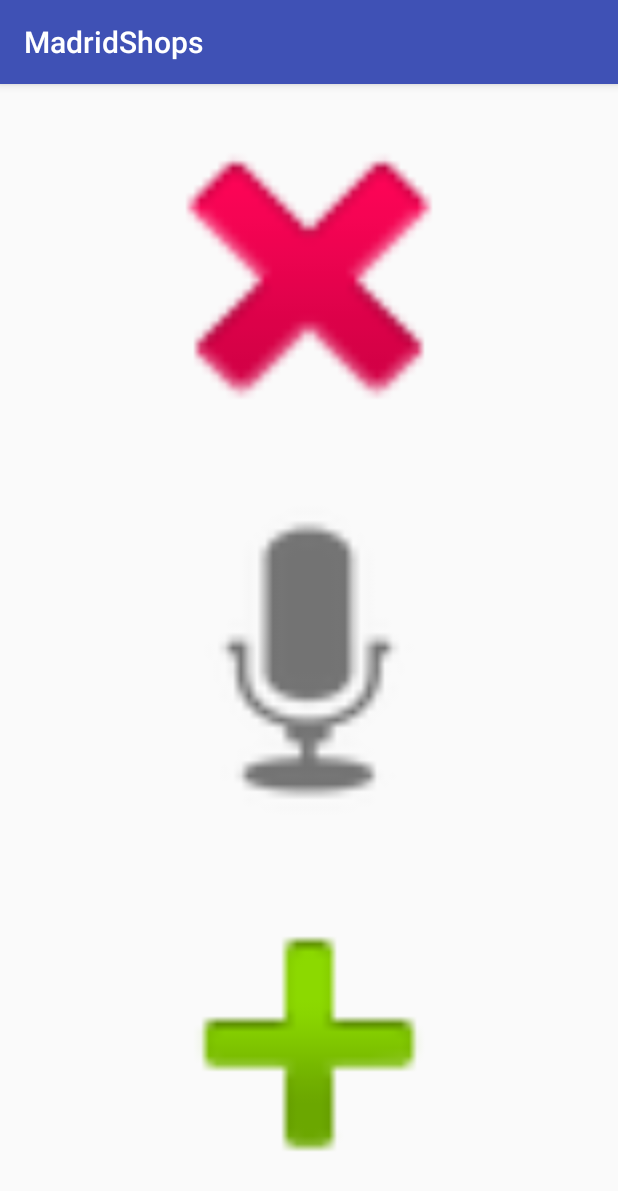
After one commit to TheHandyOwl/AdvancedAndroid, an Android app: the PicassoActivity screen opened directly, with no data from a screen before it, on a phone screen of 412 x 824 dp. The commit adds this screen. Shown: the top 1191 px of the screen. Run offline under Robolectric (Android 15) with nearby library versions, the phone set to English and light mode, and no system bars; our stand-ins replace Picasso; network calls fail; pictures from the network do not load; 1 statement that could not run was skipped.

Commit message:
Picasso: downloading images from internet or cache

```diff
--- a/app/build.gradle
+++ b/app/build.gradle
@@ -46,4 +46,7 @@ dependencies {
 
     // Google Maps
     implementation 'com.google.android.gms:play-services-maps:11.8.0'
+
+    // Picasso
+    implementation 'com.squareup.picasso:picasso:2.5.2'
 }
--- a/app/src/main/AndroidManifest.xml
+++ b/app/src/main/AndroidManifest.xml
@@ -4,14 +4,11 @@
 
     <uses-permission android:name="android.permission.INTERNET" />
 
-
     <permission
         android:name="com.tho.madridshops.permission.MAPS_RECEIVE"
         android:protectionLevel="signature" />
 
     <uses-permission android:name="com.tho.madridshops.permission.MAPS_RECEIVE" />
-
-
     <uses-permission android:name="android.permission.ACCESS_NETWORK_STATE" />
     <uses-permission android:name="com.google.android.providers.gsf.permission.READ_GSERVICES" />
     <uses-permission android:name="android.permission.WRITE_EXTERNAL_STORAGE" />
@@ -25,7 +22,6 @@
         android:glEsVersion="0x00020000"
         android:required="true" />
 
-
     <application
         android:name=".MadridShopsApp"
         android:allowBackup="true"
@@ -35,17 +31,13 @@
         android:supportsRtl="true"
         android:theme="@style/AppTheme">
 
-
         <!-- Google Maps API Key -->
         <meta-data
             android:name="com.google.android.maps.v2.API_KEY"
             android:value="@string/GOOGLE_MAPS_API_KEY" />
-
-
         <meta-data
             android:name="com.google.android.gms.version"
             android:value="@integer/google_play_services_version" />
-
 
         <activity
             android:name=".activity.MainActivity"
@@ -57,6 +49,7 @@
                 <category android:name="android.intent.category.LAUNCHER" />
             </intent-filter>
         </activity>
+        <activity android:name=".activity.PicassoActivity"></activity>
     </application>
 
 </manifest>
--- a/app/src/main/java/com/tho/madridshops/activity/MainActivity.kt
+++ b/app/src/main/java/com/tho/madridshops/activity/MainActivity.kt
@@ -3,6 +3,7 @@ package com.tho.madridshops.activity
 import android.Manifest.permission.ACCESS_COARSE_LOCATION
 import android.Manifest.permission.ACCESS_FINE_LOCATION
 import android.content.Context
+import android.content.Intent
 import android.content.pm.PackageManager
 import android.os.Bundle
 import android.support.v4.app.ActivityCompat
@@ -147,9 +148,12 @@ class MainActivity : AppCompatActivity() {
         // Handle action bar item clicks here. The action bar will
         // automatically handle clicks on the Home/Up button, so long
         // as you specify a parent activity in AndroidManifest.xml.
+        startActivity(Intent(this, PicassoActivity::class.java))
+
         return when (item.itemId) {
             R.id.action_settings -> true
             else -> super.onOptionsItemSelected(item)
         }
+
     }
 }
--- /dev/null
+++ b/app/src/main/java/com/tho/madridshops/activity/PicassoActivity.kt
@@ -0,0 +1,34 @@
+package com.tho.madridshops.activity
+
+import android.support.v7.app.AppCompatActivity
+import android.os.Bundle
+import com.squareup.picasso.Picasso
+import com.tho.madridshops.R
+import kotlinx.android.synthetic.main.activity_picasso.*
+
+class PicassoActivity : AppCompatActivity() {
+
+    override fun onCreate(savedInstanceState: Bundle?) {
+        super.onCreate(savedInstanceState)
+        setContentView(R.layout.activity_picasso)
+
+        // Options to display images
+        Picasso.with(this).setIndicatorsEnabled(true)
+        Picasso.with(this).isLoggingEnabled = true
+
+        Picasso.with(this)
+                .load("https://i.pinimg.com/originals/50/54/3a/50543adfc79f3209893aa528d35142ba.jpg")
+                .placeholder(android.R.drawable.ic_delete)
+                .into(img1)
+
+        Picasso.with(this)
+                .load("http://i0.kym-cdn.com/photos/images/newsfeed/000/716/080/f27.jpg")
+                .placeholder(android.R.drawable.ic_btn_speak_now)
+                .into(img2)
+
+        Picasso.with(this)
+                .load("https://pics.me.me/wtf-is-robert-downey-jrs-dog-doing-what-is-going-14557456.png")
+                .placeholder(android.R.drawable.ic_input_add)
+                .into(img3)
+    }
+}
--- /dev/null
+++ b/app/src/main/res/layout/activity_picasso.xml
@@ -0,0 +1,32 @@
+<?xml version="1.0" encoding="utf-8"?>
+<LinearLayout
+    xmlns:android="http://schemas.android.com/apk/res/android"
+    xmlns:app="http://schemas.android.com/apk/res-auto"
+    xmlns:tools="http://schemas.android.com/tools"
+    android:layout_width="match_parent"
+    android:layout_height="match_parent"
+    android:orientation="vertical"
+    tools:context="com.tho.madridshops.activity.PicassoActivity">
+
+    <ImageView
+        android:id="@+id/img1"
+        android:layout_width="match_parent"
+        android:layout_height="match_parent"
+        android:layout_weight="1"
+        />
+
+    <ImageView
+        android:id="@+id/img2"
+        android:layout_width="match_parent"
+        android:layout_height="match_parent"
+        android:layout_weight="1"
+        />
+
+    <ImageView
+        android:id="@+id/img3"
+        android:layout_width="match_parent"
+        android:layout_height="match_parent"
+        android:layout_weight="1"
+        />
+
+</LinearLayout>
```
